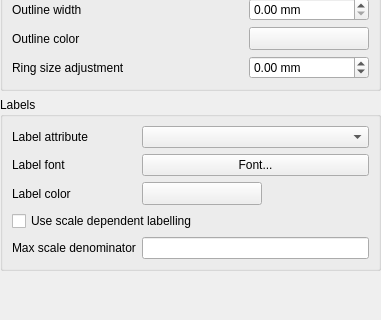
First picture: the form in src/ui/qgspointdisplacementrendererwidgetbase.ui, repository qgis/QGIS, before the edit; both pictures show x 0 to 381 and y 172 to 492 of the 381 by 492 pixel window.
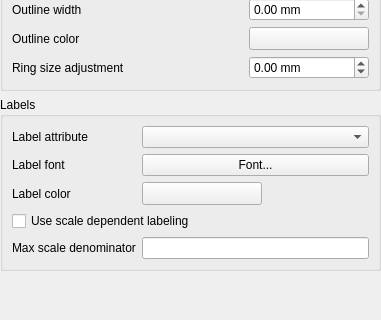
Second picture: the form after the edit. Custom widgets are drawn as their Qt base class.

Commit message: [spelling] labelling -> labeling

What changed in the file:
```diff
--- a/src/ui/qgspointdisplacementrendererwidgetbase.ui
+++ b/src/ui/qgspointdisplacementrendererwidgetbase.ui
@@ -92,7 +92,7 @@
       <item row="3" column="0" colspan="2">
        <widget class="QCheckBox" name="mScaleDependentLabelsCheckBox">
         <property name="text">
-         <string>Use scale dependent labelling</string>
+         <string>Use scale dependent labeling</string>
         </property>
        </widget>
       </item>
```
The commit also changes 18 other files.
